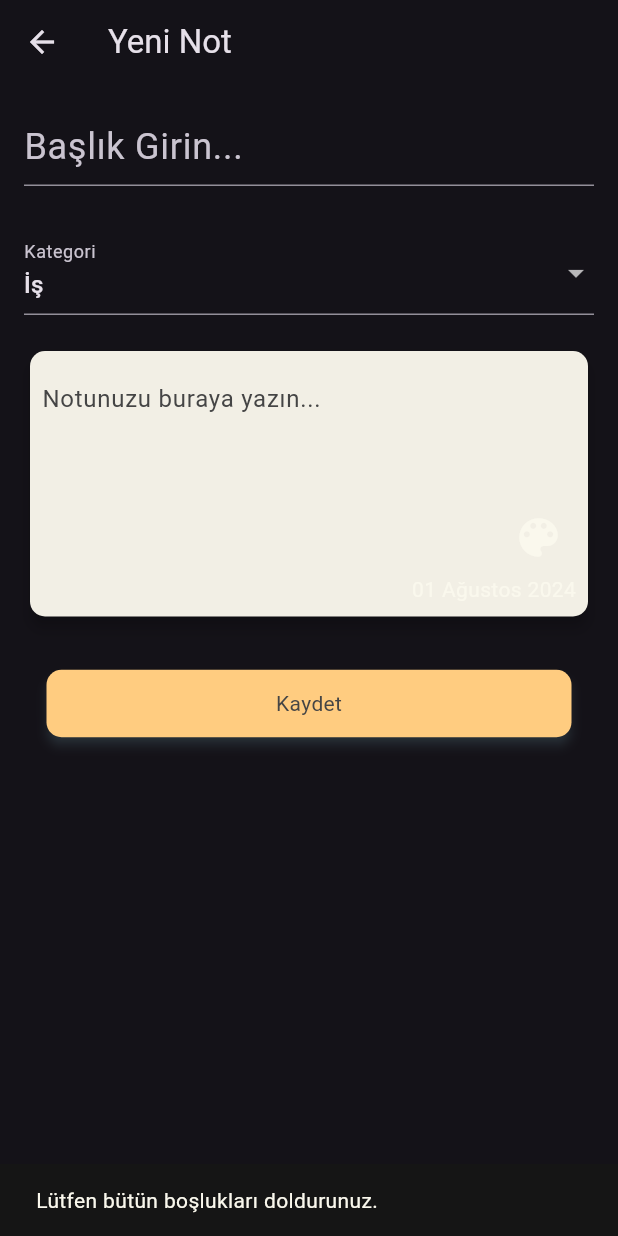
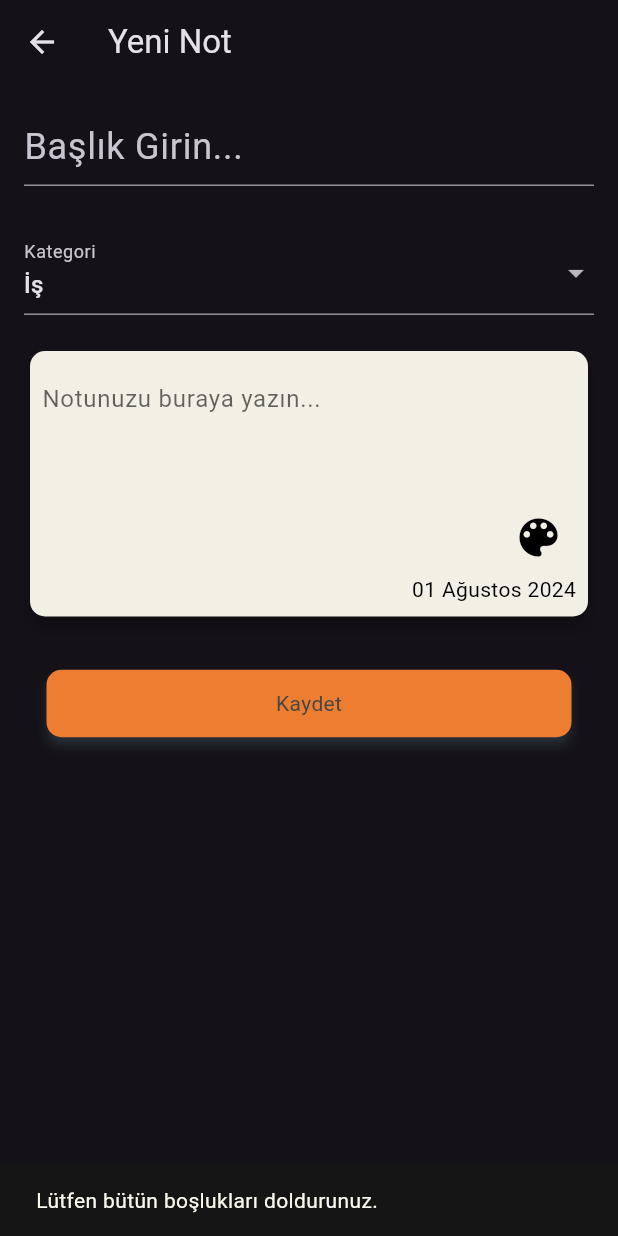
Before and after one commit to BerkErdgn/MotiX, a Flutter app: the AddNotePage screen opened directly, after a tap on "Kaydet", on a phone screen of 412 x 824 dp. Run offline on Flutter 3.47's test engine with Material 3 defaults, Android fonts, the phone set to English and light mode, and no system bars; our stand-ins replace animated_splash_screen, cloud_firestore, concentric_transition, curved_navigation_bar, dash_chat_2, date_picker_timeline and 11 more; accounts and stored records are empty; project files that could hold a hidden picture were left out.

Commit message:
bugs fixed

```diff
--- a/lib/presantations/authPage/register_page.dart
+++ b/lib/presantations/authPage/register_page.dart
@@ -130,6 +130,7 @@ class _RegisterPageState extends State<RegisterPage> {
                         labelText: RegisterStrings.verifyPasswordLabel,
                         obscureText: true,
                         controller: _controllerVerifyPassword,
+                        customKeyboardTypes: TextInputType.visiblePassword,
                       ),
                       InputArea5(
                         controller: _iconController,
--- a/lib/presantations/notesPage/note_add.dart
+++ b/lib/presantations/notesPage/note_add.dart
@@ -16,7 +16,7 @@ class AddNotePage extends StatefulWidget {
 
   @override
   _AddNotePageState createState() => _AddNotePageState();
-} // end class AddNotePage
+}
 
 class _AddNotePageState extends State<AddNotePage> {
   final _titleController = TextEditingController();
@@ -24,7 +24,6 @@ class _AddNotePageState extends State<AddNotePage> {
   Color _currentColor = MotixColor.mainColorLightGray;
   String? _selectedCategory;
 
-  // category data,
   final List<String> _categories = [
     NotesStrings.workCategory,
     NotesStrings.personalCategory,
@@ -46,7 +45,6 @@ class _AddNotePageState extends State<AddNotePage> {
   }
 
   void _pickColor() {
-    //for user to choose color
     showDialog(
       context: context,
       builder: (context) => AlertDialog(
@@ -69,10 +67,18 @@ class _AddNotePageState extends State<AddNotePage> {
         ],
       ),
     );
-  } // end void _pickColor
+  }
+
+  Color _getTextColor(Color backgroundColor) {
+    int brightness = ((backgroundColor.red * 299) +
+            (backgroundColor.green * 587) +
+            (backgroundColor.blue * 114)) ~/
+        1000;
+
+    return brightness >= 128 ? Colors.black : Colors.white;
+  }
 
   Future<void> noteAdd() async {
-    //to add the user's note
     final title = _titleController.text;
     final subtitle = _noteController.text;
 
@@ -87,7 +93,7 @@ class _AddNotePageState extends State<AddNotePage> {
         ),
       );
       return;
-    } // end Future noteAdd
+    }
 
     if (widget.note == null) {
       context.read<NoteProvider>().addNote(
@@ -118,7 +124,7 @@ class _AddNotePageState extends State<AddNotePage> {
     );
 
     Navigator.pop(context);
-  } // end Future noteAdd()
+  }
 
   @override
   Widget build(BuildContext context) {
@@ -192,14 +198,16 @@ class _AddNotePageState extends State<AddNotePage> {
                                   padding: const EdgeInsets.only(bottom: 60),
                                   child: TextField(
                                     style: TextStyle(
-                                        color: MotixColor.mainColorWhite),
+                                      color: _getTextColor(_currentColor),
+                                    ),
                                     maxLines: null,
                                     controller: _noteController,
-                                    decoration: const InputDecoration(
+                                    decoration: InputDecoration(
                                       border: InputBorder.none,
                                       hintText: NoteAddStrings.noteHintText,
                                       hintStyle: TextStyle(
-                                        color: MotixColor.mainColorDarkGrey,
+                                        color: _getTextColor(_currentColor)
+                                            .withOpacity(0.6),
                                       ),
                                     ),
                                   ),
@@ -215,16 +223,16 @@ class _AddNotePageState extends State<AddNotePage> {
                                   IconButton(
                                     icon: Icon(
                                       Icons.color_lens,
-                                      color: MotixColor.mainColorWhite,
+                                      color: _getTextColor(_currentColor),
                                       size: 34,
                                     ),
                                     onPressed: _pickColor,
                                   ),
                                   Text(
                                     "${DateFormat('dd MMMM yyyy', 'tr_TR').format(DateTime.now())}",
-                                    style: const TextStyle(
+                                    style: TextStyle(
                                       fontSize: 14,
-                                      color: MotixColor.mainColorWhite,
+                                      color: _getTextColor(_currentColor),
                                     ),
                                   ),
                                 ],
@@ -238,7 +246,7 @@ class _AddNotePageState extends State<AddNotePage> {
                 CustomButton(
                     functionEmailAndPassword: noteAdd,
                     buttonText: NoteAddStrings.saveButtonText,
-                    buttonBackgroundColor: MotixColor.CoachYellow)
+                    buttonBackgroundColor: MotixColor.mainColorOrange)
               ],
             ),
           ),
@@ -246,4 +254,4 @@ class _AddNotePageState extends State<AddNotePage> {
       ),
     );
   }
-} // end class _AddNotePageState
+}
```
